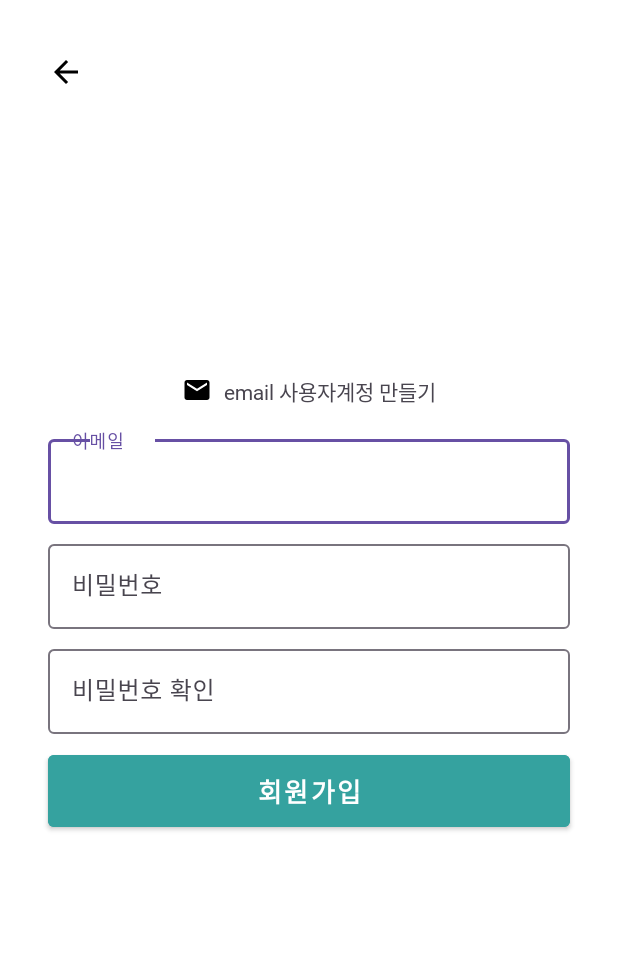
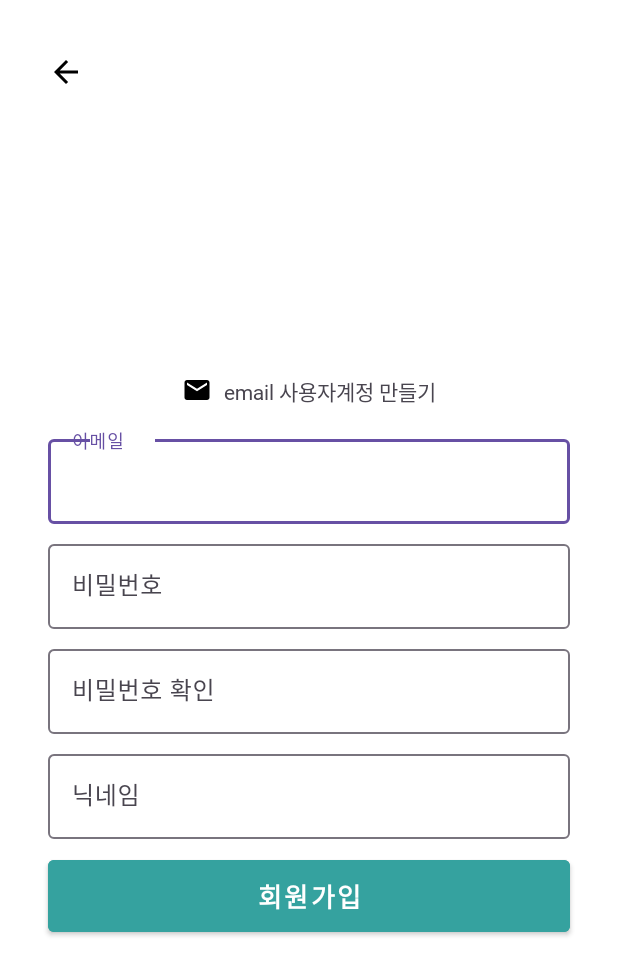
Before and after one commit to okoper94/DietCoach, an Android app: the LoginMemberShipActivity screen opened directly, with no data from a screen before it, on a phone screen of 412 x 824 dp. Shown: the top 975 px of the screen. Run offline under Robolectric (Android 15) with nearby library versions, the phone set to English and light mode, and no system bars.

Commit message:
db작업

```diff
--- a/app/src/main/java/com/kys2024/dietcoach/activity/LoginMemberShipActivity.kt
+++ b/app/src/main/java/com/kys2024/dietcoach/activity/LoginMemberShipActivity.kt
@@ -31,6 +31,7 @@ class LoginMemberShipActivity : AppCompatActivity() {
         val email = binding.inputLayoutEmail.editText!!.text.toString()
         val password = binding.inputLayoutPassword.editText!!.text.toString()
         val passwordConform = binding.inputLayoutPasswordCheck.editText!!.text.toString()
+        val nickname = binding.inputLayoutNickname.editText!!.text.toString()
 
 
 
@@ -49,7 +50,7 @@ class LoginMemberShipActivity : AppCompatActivity() {
             return
         }
 
-        G.userAccount = UserAccount(email, password)
+        G.userAccount = UserAccount(email, password, nickname)
         serverToLoginUpload()
 
     }
--- a/app/src/main/java/com/kys2024/dietcoach/activity/WriteBoardActivity.kt
+++ b/app/src/main/java/com/kys2024/dietcoach/activity/WriteBoardActivity.kt
@@ -59,7 +59,7 @@ class WriteBoardActivity : AppCompatActivity() {
         super.onCreate(savedInstanceState)
         setContentView( binding.root )
 
-        val sharedPreferences = getSharedPreferences("ID", Context.MODE_PRIVATE)
+        val sharedPreferences = getSharedPreferences("${G.userAccount?.uid}", Context.MODE_PRIVATE)
         userId = sharedPreferences.getString("userid", null)
         Log.d("id보기", "id: ${userId}")
 
--- a/app/src/main/java/com/kys2024/dietcoach/fragments/DietBoardFragment.kt
+++ b/app/src/main/java/com/kys2024/dietcoach/fragments/DietBoardFragment.kt
@@ -6,7 +6,9 @@ import android.view.LayoutInflater
 import android.view.View
 import android.view.ViewGroup
 import androidx.fragment.app.Fragment
+import com.kys2024.dietcoach.activity.MainActivity
 import com.kys2024.dietcoach.activity.WriteBoardActivity
+import com.kys2024.dietcoach.adapter.BoardItemAdapter
 import com.kys2024.dietcoach.databinding.FragmentDietBoardBinding
 
 class DietBoardFragment :Fragment(){
@@ -25,6 +27,10 @@ class DietBoardFragment :Fragment(){
     override fun onViewCreated(view: View, savedInstanceState: Bundle?) {
         super.onViewCreated(view, savedInstanceState)
 
+        val ma:MainActivity = activity as MainActivity
+        ma.loadBoardData ?: return
+        binding.recyclerViewBoard.adapter = BoardItemAdapter(requireContext(), ma.loadBoardData!!)
+
         binding.btn.setOnClickListener {
             startActivity( Intent( requireActivity(), WriteBoardActivity::class.java ) )
 
--- a/app/src/main/java/com/kys2024/dietcoach/network/RetrofitService.kt
+++ b/app/src/main/java/com/kys2024/dietcoach/network/RetrofitService.kt
@@ -1,6 +1,6 @@
 package com.psg2024.ex68retrofitmarketapp
 
-import com.kys2024.dietcoach.data.LoadBoardData
+import com.kys2024.dietcoach.data.BoardData
 import com.kys2024.dietcoach.data.LoadUserData
 import okhttp3.MultipartBody
 import retrofit2.Call
@@ -36,5 +36,6 @@ interface RetrofitService {
     fun loadDataFromServer(@Body data: HashMap<String, String>) :Call<LoadUserData>
 
     @POST("/DietCoach/boardDBload.php")
-    fun loadDataFromServerboard() :Call<LoadBoardData>
+    fun loadDataFromServerboard() :Call<List<BoardData>>
+
 }
--- a/app/src/main/res/layout/activity_login_member_ship.xml
+++ b/app/src/main/res/layout/activity_login_member_ship.xml
@@ -96,6 +96,23 @@
 
     </com.google.android.material.textfield.TextInputLayout>
 
+    <com.google.android.material.textfield.TextInputLayout
+        android:id="@+id/input_layout_nickname"
+        android:layout_width="match_parent"
+        android:layout_height="wrap_content"
+        android:hint="닉네임">
+
+        <com.google.android.material.textfield.TextInputEditText
+            android:layout_width="match_parent"
+            android:layout_height="wrap_content"
+            android:inputType="text"
+            android:layout_marginRight="16dp"
+            android:layout_marginLeft="16dp"
+            android:layout_marginBottom="8dp"/>
+
+    </com.google.android.material.textfield.TextInputLayout>
+
+
     <Button
         android:id="@+id/btn_login"
         android:layout_width="match_parent"
--- a/app/src/main/res/layout/recycler_borad_list_fragment.xml
+++ b/app/src/main/res/layout/recycler_borad_list_fragment.xml
@@ -5,12 +5,11 @@
     android:background="@color/white">
 
 
-
-    <TextView
+    <ImageView
         android:id="@+id/tv_profile"
         android:layout_width="50dp"
         android:layout_height="50dp"
-        android:background="@drawable/ic_action_my"/>
+        android:src="@drawable/ic_action_my" />
 
     <TextView
         android:id="@+id/tv_nickname"
```
Also changed, not shown: app/src/main/java/com/kys2024/dietcoach/activity/MainActivity.kt (+15 -7 lines), app/src/main/java/com/kys2024/dietcoach/adapter/BoardItemAdapter.kt (+15 -14 lines), app/src/main/java/com/kys2024/dietcoach/data/BoardData.kt (added, +9 -0 lines), app/src/main/java/com/kys2024/dietcoach/data/LoadBoardData.kt (deleted, +0 -11 lines).
